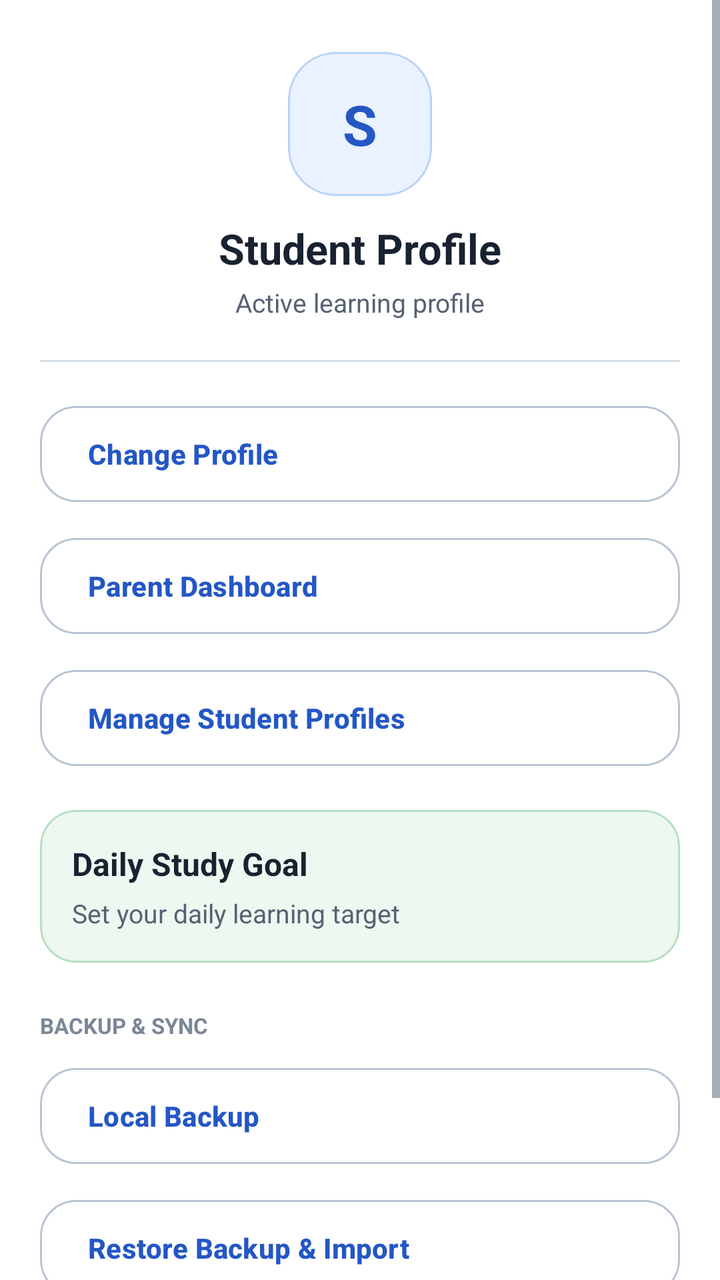
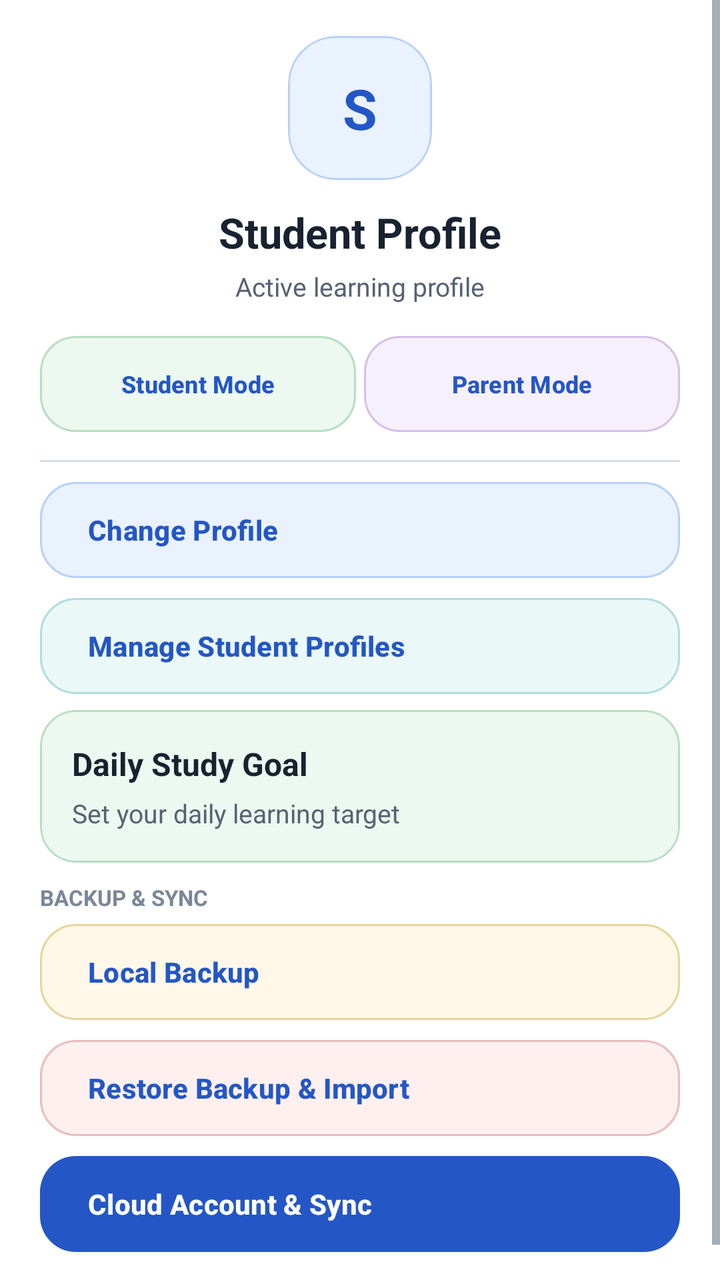

Screens rendered from an Android XML layout before and after an edit, with the pre-edit source and the edit as a unified diff.
<!-- AndroidManifest.xml: application theme Theme.StudySaathi -->
<!-- res/layout/drawer_dashboard_profile.xml -->
<?xml version="1.0" encoding="utf-8"?>
<ScrollView
    xmlns:android="http://schemas.android.com/apk/res/android"
    xmlns:app="http://schemas.android.com/apk/res-auto"
    android:layout_width="match_parent"
    android:layout_height="match_parent"
    android:background="@color/ss_surface"
    android:fillViewport="true">

    <LinearLayout
        android:layout_width="match_parent"
        android:layout_height="wrap_content"
        android:orientation="vertical"
        android:paddingStart="20dp"
        android:paddingTop="26dp"
        android:paddingEnd="20dp"
        android:paddingBottom="28dp">

        <com.google.android.material.card.MaterialCardView
            android:layout_width="72dp"
            android:layout_height="72dp"
            android:layout_gravity="center_horizontal"
            app:cardBackgroundColor="@color/ss_blue_soft"
            app:cardCornerRadius="24dp"
            app:cardElevation="0dp"
            app:strokeColor="@color/ss_blue_border"
            app:strokeWidth="1dp">

            <TextView
                android:id="@+id/textDrawerProfileInitial"
                android:layout_width="match_parent"
                android:layout_height="match_parent"
                android:fontFamily="sans-serif-rounded"
                android:gravity="center"
                android:text="S"
                android:textColor="@color/ss_primary"
                android:textSize="28sp"
                android:textStyle="bold" />

        </com.google.android.material.card.MaterialCardView>

        <TextView
            android:id="@+id/textDrawerProfileName"
            android:layout_width="match_parent"
            android:layout_height="wrap_content"
            android:layout_marginTop="12dp"
            android:fontFamily="sans-serif-rounded"
            android:gravity="center"
            android:text="Student Profile"
            android:textColor="@color/ss_text_primary"
            android:textSize="21sp"
            android:textStyle="bold" />

        <TextView
            android:id="@+id/textDrawerProfileDetails"
            android:layout_width="match_parent"
            android:layout_height="wrap_content"
            android:layout_marginTop="4dp"
            android:gravity="center"
            android:text="Active learning profile"
            android:textColor="@color/ss_text_secondary"
            android:textSize="13sp" />

        <View
            android:layout_width="match_parent"
            android:layout_height="1dp"
            android:layout_marginTop="20dp"
            android:background="@color/ss_outline" />

        <com.google.android.material.button.MaterialButton
            android:id="@+id/buttonDrawerChangeProfile"
            style="@style/Widget.StudySaathi.Button.Outlined"
            android:layout_width="match_parent"
            android:layout_height="wrap_content"
            android:layout_marginTop="18dp"
            android:gravity="start|center_vertical"
            android:text="Change Profile"
            android:textAllCaps="false" />

        <com.google.android.material.button.MaterialButton
            android:id="@+id/buttonDrawerParentDashboard"
            style="@style/Widget.StudySaathi.Button.Outlined"
            android:layout_width="match_parent"
            android:layout_height="wrap_content"
            android:layout_marginTop="10dp"
            android:gravity="start|center_vertical"
            android:text="Parent Dashboard"
            android:textAllCaps="false" />

        <com.google.android.material.button.MaterialButton
            android:id="@+id/buttonDrawerManageProfiles"
            style="@style/Widget.StudySaathi.Button.Outlined"
            android:layout_width="match_parent"
            android:layout_height="wrap_content"
            android:layout_marginTop="10dp"
            android:gravity="start|center_vertical"
            android:text="Manage Student Profiles"
            android:textAllCaps="false" />

        <com.google.android.material.card.MaterialCardView
            android:id="@+id/cardDrawerDailyStudyGoal"
            android:layout_width="match_parent"
            android:layout_height="wrap_content"
            android:layout_marginTop="18dp"
            android:clickable="true"
            android:focusable="true"
            android:foreground="?attr/selectableItemBackground"
            app:cardBackgroundColor="@color/ss_green_soft"
            app:cardCornerRadius="18dp"
            app:cardElevation="0dp"
            app:strokeColor="@color/ss_green_border"
            app:strokeWidth="1dp">

            <LinearLayout
                android:layout_width="match_parent"
                android:layout_height="wrap_content"
                android:orientation="vertical"
                android:padding="16dp">

                <TextView
                    android:layout_width="match_parent"
                    android:layout_height="wrap_content"
                    android:text="Daily Study Goal"
                    android:textColor="@color/ss_text_primary"
                    android:textSize="16sp"
                    android:textStyle="bold" />

                <TextView
                    android:id="@+id/textDrawerDailyStudyGoal"
                    android:layout_width="match_parent"
                    android:layout_height="wrap_content"
                    android:layout_marginTop="5dp"
                    android:text="Set your daily learning target"
                    android:textColor="@color/ss_text_secondary"
                    android:textSize="13sp" />

            </LinearLayout>

        </com.google.android.material.card.MaterialCardView>

        <TextView
            android:layout_width="match_parent"
            android:layout_height="wrap_content"
            android:layout_marginTop="24dp"
            android:text="BACKUP &amp; SYNC"
            android:textColor="@color/ss_text_muted"
            android:textSize="11sp"
            android:textStyle="bold" />

        <com.google.android.material.button.MaterialButton
            android:id="@+id/buttonDrawerLocalBackup"
            style="@style/Widget.StudySaathi.Button.Outlined"
            android:layout_width="match_parent"
            android:layout_height="wrap_content"
            android:layout_marginTop="10dp"
            android:gravity="start|center_vertical"
            android:text="Local Backup"
            android:textAllCaps="false" />

        <com.google.android.material.button.MaterialButton
            android:id="@+id/buttonDrawerRestoreImport"
            style="@style/Widget.StudySaathi.Button.Outlined"
            android:layout_width="match_parent"
            android:layout_height="wrap_content"
            android:layout_marginTop="10dp"
            android:gravity="start|center_vertical"
            android:text="Restore Backup &amp; Import"
            android:textAllCaps="false" />

        <com.google.android.material.button.MaterialButton
            android:id="@+id/buttonDrawerCloudSync"
            style="@style/Widget.StudySaathi.Button.Primary"
            android:layout_width="match_parent"
            android:layout_height="wrap_content"
            android:layout_marginTop="10dp"
            android:gravity="start|center_vertical"
            android:text="Cloud Account &amp; Sync"
            android:textAllCaps="false" />

    </LinearLayout>

</ScrollView>
<!-- resources referenced by this layout -->
<resources>
  <color name="ss_blue_border">#B8D1FA</color>
  <color name="ss_blue_soft">#EAF2FF</color>
  <color name="ss_green_border">#B7DEC2</color>
  <color name="ss_green_soft">#ECF8F0</color>
  <color name="ss_outline">#D6DEE9</color>
  <color name="ss_primary">#2457C5</color>
  <color name="ss_surface">#FFFFFF</color>
  <color name="ss_text_muted">#7B8797</color>
  <color name="ss_text_primary">#182230</color>
  <style name="Theme.StudySaathi" parent="Theme.Material3.Light.NoActionBar">
  
          
          <item name="colorPrimary">@color/ss_primary</item>
          <item name="colorOnPrimary">@color/ss_on_primary</item>
          <item name="colorPrimaryContainer">@color/ss_blue_soft</item>
          <item name="colorOnPrimaryContainer">@color/ss_primary_dark</item>
  
          <item name="colorSecondary">@color/ss_secondary</item>
          <item name="colorOnSecondary">@color/ss_on_secondary</item>
          <item name="colorSecondaryContainer">@color/ss_teal_soft</item>
          <item name="colorOnSecondaryContainer">@color/ss_secondary</item>
  
          <item name="colorTertiary">@color/ss_tertiary</item>
          <item name="colorOnTertiary">@color/ss_on_tertiary</item>
          <item name="colorTertiaryContainer">@color/ss_yellow_soft</item>
          <item name="colorOnTertiaryContainer">@color/ss_tertiary</item>
  
          
          <item name="android:colorBackground">@color/ss_background</item>
          <item name="colorSurface">@color/ss_surface</item>
          <item name="colorSurfaceVariant">@color/ss_surface_soft</item>
          <item name="colorOnSurface">@color/ss_text_primary</item>
          <item name="colorOnSurfaceVariant">@color/ss_text_secondary</item>
  
          
          <item name="colorOutline">@color/ss_outline</item>
          <item name="colorError">@color/ss_error</item>
          <item name="colorOnError">@color/white</item>
          <item name="colorErrorContainer">@color/ss_red_soft</item>
          <item name="colorOnErrorContainer">@color/ss_error</item>
  
          
          <item name="android:windowBackground">@color/ss_background</item>
          <item name="android:statusBarColor">@color/ss_background</item>
          <item name="android:navigationBarColor">@color/ss_background</item>
  
          <item name="android:windowLightStatusBar">true</item>
          <item name="android:windowLightNavigationBar">true</item>
          <item name="android:forceDarkAllowed">false</item>
  
          <item name="android:windowNoTitle">true</item>
          <item name="windowActionModeOverlay">true</item>
  
          
          <item name="android:colorAccent">@color/ss_primary</item>
          <item name="colorControlActivated">@color/ss_primary</item>
          <item name="colorControlNormal">@color/ss_text_secondary</item>
  
      </style>
  <color name="ss_on_primary">#FFFFFF</color>
  <color name="ss_primary_dark">#173F99</color>
  <color name="ss_secondary">#087F8C</color>
  <color name="ss_on_secondary">#FFFFFF</color>
  <color name="ss_teal_soft">#EAF8F8</color>
  <color name="ss_tertiary">#8A5A00</color>
  <color name="ss_on_tertiary">#FFFFFF</color>
  <color name="ss_yellow_soft">#FFF8E8</color>
  <color name="ss_background">#F7F9FC</color>
  <color name="ss_surface_soft">#F0F4FA</color>
  <color name="ss_error">#BA1A1A</color>
  <color name="white">#FFFFFFFF</color>
  <color name="ss_red_soft">#FFF0F0</color>
  <!-- unchanged entries left out for length: 4 -->
</resources>

<!-- the commit's change to res/layout/drawer_dashboard_profile.xml (unified diff, before → after) -->
@@ -12,7 +12,7 @@
         android:layout_height="wrap_content"
         android:orientation="vertical"
         android:paddingStart="20dp"
-        android:paddingTop="26dp"
+        android:paddingTop="18dp"
         android:paddingEnd="20dp"
         android:paddingBottom="28dp">
 
@@ -61,10 +61,44 @@
             android:textColor="@color/ss_text_secondary"
             android:textSize="13sp" />
 
+        <LinearLayout
+            android:layout_width="match_parent"
+            android:layout_height="wrap_content"
+            android:layout_marginTop="12dp"
+            android:orientation="horizontal">
+
+            <com.google.android.material.button.MaterialButton
+                android:id="@+id/buttonDrawerStudentMode"
+                style="@style/Widget.StudySaathi.Button.Outlined"
+                android:layout_width="0dp"
+                android:layout_height="wrap_content"
+                android:layout_marginEnd="2dp"
+                android:layout_weight="1"
+                android:text="Student Mode"
+                android:textAllCaps="false"
+                android:textSize="12sp"
+                app:backgroundTint="@color/ss_green_soft"
+                app:strokeColor="@color/ss_green_border" />
+
+            <com.google.android.material.button.MaterialButton
+                android:id="@+id/buttonDrawerParentMode"
+                style="@style/Widget.StudySaathi.Button.Outlined"
+                android:layout_width="0dp"
+                android:layout_height="wrap_content"
+                android:layout_marginStart="2dp"
+                android:layout_weight="1"
+                android:text="Parent Mode"
+                android:textAllCaps="false"
+                android:textSize="12sp"
+                app:backgroundTint="@color/ss_purple_soft"
+                app:strokeColor="@color/ss_purple_border" />
+
+        </LinearLayout>
+
         <View
             android:layout_width="match_parent"
             android:layout_height="1dp"
-            android:layout_marginTop="20dp"
+            android:layout_marginTop="10dp"
             android:background="@color/ss_outline" />
 
         <com.google.android.material.button.MaterialButton
@@ -72,36 +106,30 @@
             style="@style/Widget.StudySaathi.Button.Outlined"
             android:layout_width="match_parent"
             android:layout_height="wrap_content"
-            android:layout_marginTop="18dp"
+            android:layout_marginTop="6dp"
             android:gravity="start|center_vertical"
             android:text="Change Profile"
-            android:textAllCaps="false" />
-
-        <com.google.android.material.button.MaterialButton
-            android:id="@+id/buttonDrawerParentDashboard"
-            style="@style/Widget.StudySaathi.Button.Outlined"
-            android:layout_width="match_parent"
-            android:layout_height="wrap_content"
-            android:layout_marginTop="10dp"
-            android:gravity="start|center_vertical"
-            android:text="Parent Dashboard"
-            android:textAllCaps="false" />
+            android:textAllCaps="false"
+            app:backgroundTint="@color/ss_blue_soft"
+            app:strokeColor="@color/ss_blue_border" />
 
         <com.google.android.material.button.MaterialButton
             android:id="@+id/buttonDrawerManageProfiles"
             style="@style/Widget.StudySaathi.Button.Outlined"
             android:layout_width="match_parent"
             android:layout_height="wrap_content"
-            android:layout_marginTop="10dp"
+            android:layout_marginTop="2dp"
             android:gravity="start|center_vertical"
             android:text="Manage Student Profiles"
-            android:textAllCaps="false" />
+            android:textAllCaps="false"
+            app:backgroundTint="@color/ss_teal_soft"
+            app:strokeColor="@color/ss_teal_border" />
 
         <com.google.android.material.card.MaterialCardView
             android:id="@+id/cardDrawerDailyStudyGoal"
             android:layout_width="match_parent"
             android:layout_height="wrap_content"
-            android:layout_marginTop="18dp"
+            android:layout_marginTop="4dp"
             android:clickable="true"
             android:focusable="true"
             android:foreground="?attr/selectableItemBackground"
@@ -141,7 +169,7 @@
         <TextView
             android:layout_width="match_parent"
             android:layout_height="wrap_content"
-            android:layout_marginTop="24dp"
+            android:layout_marginTop="10dp"
             android:text="BACKUP &amp; SYNC"
             android:textColor="@color/ss_text_muted"
             android:textSize="11sp"
@@ -152,27 +180,31 @@
             style="@style/Widget.StudySaathi.Button.Outlined"
             android:layout_width="match_parent"
             android:layout_height="wrap_content"
-            android:layout_marginTop="10dp"
+            android:layout_marginTop="2dp"
             android:gravity="start|center_vertical"
             android:text="Local Backup"
-            android:textAllCaps="false" />
+            android:textAllCaps="false"
+            app:backgroundTint="@color/ss_yellow_soft"
+            app:strokeColor="@color/ss_yellow_border" />
 
         <com.google.android.material.button.MaterialButton
             android:id="@+id/buttonDrawerRestoreImport"
             style="@style/Widget.StudySaathi.Button.Outlined"
             android:layout_width="match_parent"
             android:layout_height="wrap_content"
-            android:layout_marginTop="10dp"
+            android:layout_marginTop="2dp"
             android:gravity="start|center_vertical"
             android:text="Restore Backup &amp; Import"
-            android:textAllCaps="false" />
+            android:textAllCaps="false"
+            app:backgroundTint="@color/ss_red_soft"
+            app:strokeColor="@color/ss_red_border" />
 
         <com.google.android.material.button.MaterialButton
             android:id="@+id/buttonDrawerCloudSync"
             style="@style/Widget.StudySaathi.Button.Primary"
             android:layout_width="match_parent"
             android:layout_height="wrap_content"
-            android:layout_marginTop="10dp"
+            android:layout_marginTop="2dp"
             android:gravity="start|center_vertical"
             android:text="Cloud Account &amp; Sync"
             android:textAllCaps="false" />
<!-- resource entries referenced after the edit -->
@@ -6,9 +6,14 @@
   <color name="ss_green_soft">#ECF8F0</color>
   <color name="ss_outline">#D6DEE9</color>
   <color name="ss_primary">#2457C5</color>
+  <color name="ss_purple_border">#D6C0E8</color>
+  <color name="ss_purple_soft">#F6F0FC</color>
+  <color name="ss_red_border">#E9BDBD</color>
   <color name="ss_surface">#FFFFFF</color>
+  <color name="ss_teal_border">#B4DCDC</color>
   <color name="ss_text_muted">#7B8797</color>
   <color name="ss_text_primary">#182230</color>
+  <color name="ss_yellow_border">#E8D49B</color>
   <style name="Theme.StudySaathi" parent="Theme.Material3.Light.NoActionBar">
   
           
@@ -42,7 +47,7 @@
           <item name="colorOnErrorContainer">@color/ss_error</item>
   
           
-          <item name="android:windowBackground">@color/ss_background</item>
+          <item name="android:windowBackground">@drawable/bg_app_soft_mix</item>
           <item name="android:statusBarColor">@color/ss_background</item>
           <item name="android:navigationBarColor">@color/ss_background</item>
   
@@ -71,6 +76,19 @@
   <color name="ss_surface_soft">#F0F4FA</color>
   <color name="ss_error">#BA1A1A</color>
   <color name="white">#FFFFFFFF</color>
+  <!-- drawable bg_app_soft_mix (drawable) -->
+  <?xml version="1.0" encoding="utf-8"?>
+  <shape xmlns:android="http://schemas.android.com/apk/res/android"
+      android:shape="rectangle">
+  
+      <gradient
+          android:angle="270"
+          android:centerColor="#F2FBF3"
+          android:endColor="#EEF7FF"
+          android:startColor="#FFF2F2"
+          android:type="linear" />
+  
+  </shape>
   <color name="ss_red_soft">#FFF0F0</color>
   <!-- unchanged entries left out for length: 4 -->
 </resources>
